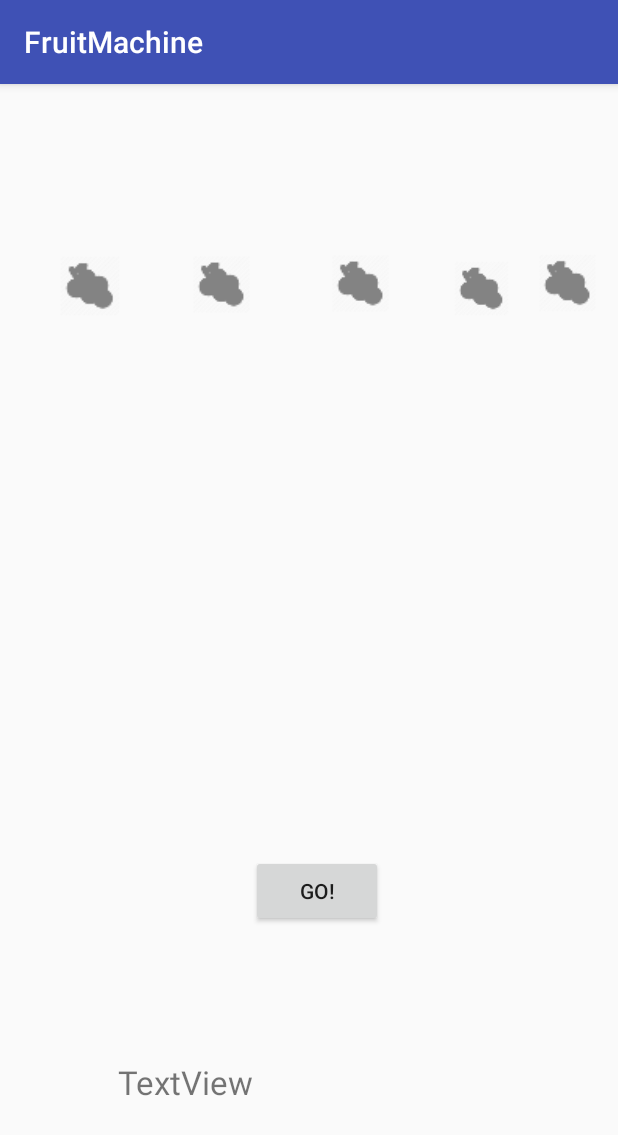
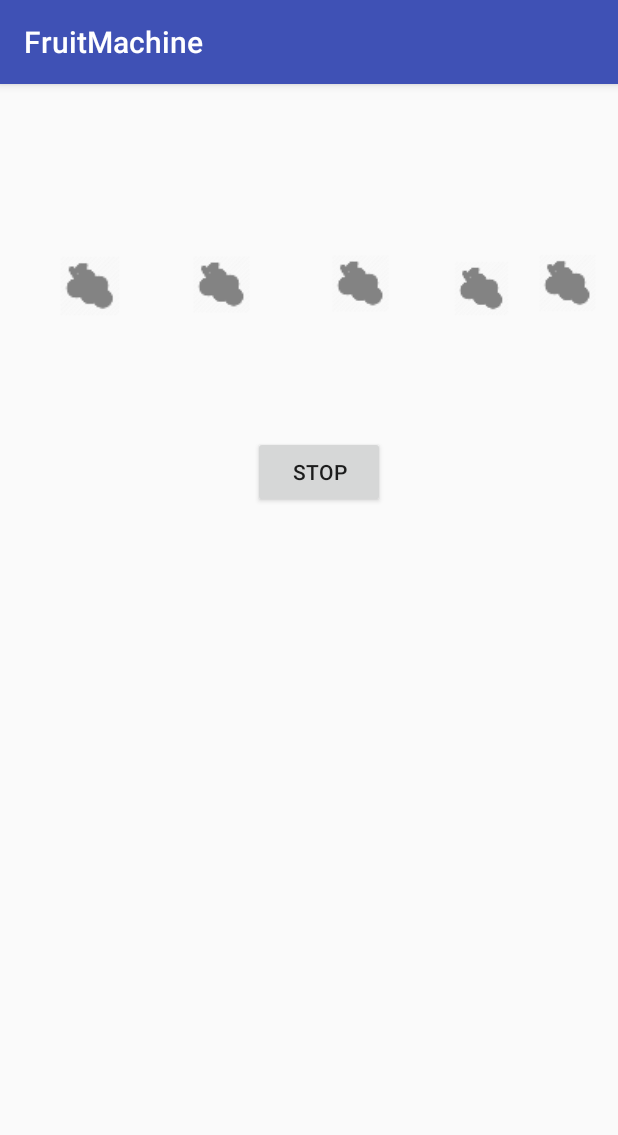
Before and after one commit to fraser1234/FruitMachine, an Android app: the screen it shows after launch (MainActivity), after a tap on "GO!", on a phone screen of 412 x 824 dp. Shown: the top 1135 px of the screen. Run offline under Robolectric (Android 15) with nearby library versions, the phone set to English and light mode, and no system bars.

Commit message:
can get back result

```diff
--- a/app/src/main/java/com/example/codeclan/fruitmachine/MainActivity.java
+++ b/app/src/main/java/com/example/codeclan/fruitmachine/MainActivity.java
@@ -136,6 +136,10 @@ public class MainActivity extends AppCompatActivity {
 
                     spin5.start();
 
+                    button.setText("Stop");
+                    result.setText("");
+                    gameStarted = true;
+
                 }
             }
 
--- a/app/src/main/res/layout/activity_main.xml
+++ b/app/src/main/res/layout/activity_main.xml
@@ -88,7 +88,7 @@
     <TextView
         android:id="@+id/result"
         android:layout_width="261dp"
-        android:layout_height="43dp"
+        android:layout_height="110dp"
         android:layout_marginBottom="8dp"
         android:layout_marginEnd="8dp"
         android:layout_marginStart="8dp"
@@ -96,10 +96,10 @@
         android:textSize="22sp"
         app:layout_constraintBottom_toBottomOf="parent"
         app:layout_constraintEnd_toEndOf="parent"
-        app:layout_constraintHorizontal_bias="0.525"
+        app:layout_constraintHorizontal_bias="0.501"
         app:layout_constraintStart_toStartOf="parent"
         app:layout_constraintTop_toBottomOf="@+id/images3"
-        app:layout_constraintVertical_bias="0.882" />
+        app:layout_constraintVertical_bias="0.491" />
 
     <Button
         android:id="@+id/button"
@@ -108,12 +108,13 @@
         android:layout_marginBottom="8dp"
         android:layout_marginEnd="8dp"
         android:layout_marginStart="8dp"
+        android:onClick="onPlayButtonClick"
         android:text="Go!"
         app:layout_constraintBottom_toTopOf="@+id/result"
         app:layout_constraintEnd_toEndOf="parent"
-        app:layout_constraintHorizontal_bias="0.518"
+        app:layout_constraintHorizontal_bias="0.522"
         app:layout_constraintStart_toStartOf="parent"
         app:layout_constraintTop_toBottomOf="@+id/images3"
-        app:layout_constraintVertical_bias="0.815" />
+        app:layout_constraintVertical_bias="0.413" />
 
 </android.support.constraint.ConstraintLayout>
```
